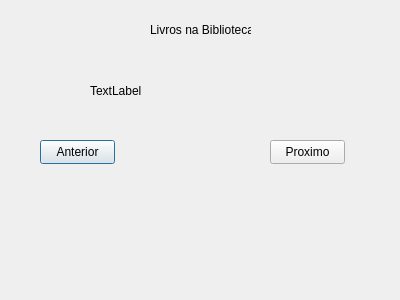
Old version of the form GUI_BIBLIOTECA/seeallbookswindow.ui in the repository gabriotz/Project-edoo.
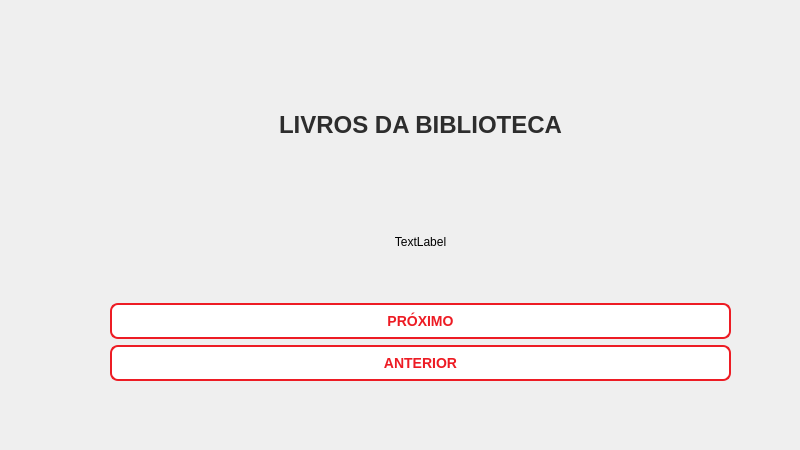
New version of the form.

Diff of the .ui file:
```diff
--- a/GUI_BIBLIOTECA/seeallbookswindow.ui
+++ b/GUI_BIBLIOTECA/seeallbookswindow.ui
@@ -6,67 +6,104 @@
    <rect>
     <x>0</x>
     <y>0</y>
-    <width>400</width>
-    <height>300</height>
+    <width>800</width>
+    <height>450</height>
    </rect>
   </property>
   <property name="windowTitle">
    <string>Dialog</string>
   </property>
-  <widget class="QLabel" name="label">
+  <widget class="QWidget" name="layoutWidget">
    <property name="geometry">
     <rect>
-     <x>150</x>
-     <y>20</y>
-     <width>101</width>
-     <height>20</height>
+     <x>110</x>
+     <y>70</y>
+     <width>621</width>
+     <height>311</height>
     </rect>
    </property>
-   <property name="text">
-    <string>Livros na Biblioteca</string>
-   </property>
-  </widget>
-  <widget class="QLabel" name="bookLabel">
-   <property name="geometry">
-    <rect>
-     <x>90</x>
-     <y>60</y>
-     <width>201</width>
-     <height>61</height>
-    </rect>
-   </property>
-   <property name="text">
-    <string>TextLabel</string>
-   </property>
-   <property name="wordWrap">
-    <bool>true</bool>
-   </property>
-  </widget>
-  <widget class="QPushButton" name="previousButton">
-   <property name="geometry">
-    <rect>
-     <x>40</x>
-     <y>140</y>
-     <width>75</width>
-     <height>24</height>
-    </rect>
-   </property>
-   <property name="text">
-    <string>Anterior</string>
-   </property>
-  </widget>
-  <widget class="QPushButton" name="nextButton">
-   <property name="geometry">
-    <rect>
-     <x>270</x>
-     <y>140</y>
-     <width>75</width>
-     <height>24</height>
-    </rect>
-   </property>
-   <property name="text">
-    <string>Proximo</string>
-   </property>
+   <layout class="QVBoxLayout" name="verticalLayout">
+    <item>
+     <widget class="QLabel" name="label">
+      <property name="styleSheet">
+       <string notr="true"/>
+      </property>
+      <property name="text">
+       <string>&lt;html&gt;&lt;head/&gt;&lt;body&gt;&lt;p align=&quot;center&quot;&gt;&lt;span style=&quot; font-size:18pt; font-weight:700; color:#2d2d2d;&quot;&gt;LIVROS DA BIBLIOTECA&lt;/span&gt;&lt;/p&gt;&lt;/body&gt;&lt;/html&gt;</string>
+      </property>
+     </widget>
+    </item>
+    <item>
+     <widget class="QLabel" name="bookLabel">
+      <property name="styleSheet">
+       <string notr="true">
+    background-color: #ED1C24; /* Fundo vermelho CIn */
+    color: white; /* Texto branco */
+    padding: 5px;
+    border: 1px solid #8B0000; /* Borda entre as seções */
+    font-family: &quot;Segoe UI&quot;;
+    font-weight: bold;
+    font-size: 10pt;
+
+QTableView { /* Estilo da tabela */
+    background-color: white;
+    gridline-color: #F0F0F0; /* Cor da grade */
+    selection-background-color: #FFE5E5; /* Cor da seleção (levemente rosado) */
+    selection-color: #2D2D2D; /* Cor do texto selecionado */
+    border: 1px solid #CCCCCC;
+    border-radius: 8px;
+}
+QTableView::item { /* Estilo de cada item/célula */
+    padding: 5px;
+    font-family: &quot;Segoe UI&quot;;
+    font-size: 9pt;
+    color: #2D2D2D;
+}
+QTableView::item:alternate { /* Linhas alternadas */
+    background-color: #F8F8F8;
+}</string>
+      </property>
+      <property name="text">
+       <string>&lt;html&gt;&lt;head/&gt;&lt;body&gt;&lt;p align=&quot;center&quot;&gt;TextLabel&lt;/p&gt;&lt;/body&gt;&lt;/html&gt;</string>
+      </property>
+      <property name="wordWrap">
+       <bool>true</bool>
+      </property>
+     </widget>
+    </item>
+    <item>
+     <widget class="QPushButton" name="nextButton">
+      <property name="styleSheet">
+       <string notr="true">background-color: white;
+color: #ED1C24;
+border: 2px solid #ED1C24;
+padding: 8px 16px;
+font-size: 14px;
+font-weight: bold;
+border-radius: 8px;</string>
+      </property>
+      <property name="text">
+       <string>PRÓXIMO</string>
+      </property>
+     </widget>
+    </item>
+    <item>
+     <widget class="QPushButton" name="previousButton">
+      <property name="styleSheet">
+       <string notr="true">background-color: white;
+color: #ED1C24;
+border: 2px solid #ED1C24;
+padding: 8px 16px;
+font-size: 14px;
+font-weight: bold;
+border-radius: 8px;</string>
+      </property>
+      <property name="text">
+       <string>ANTERIOR</string>
+      </property>
+     </widget>
+    </item>
+   </layout>
   </widget>
  </widget>
  <resources/>
```
